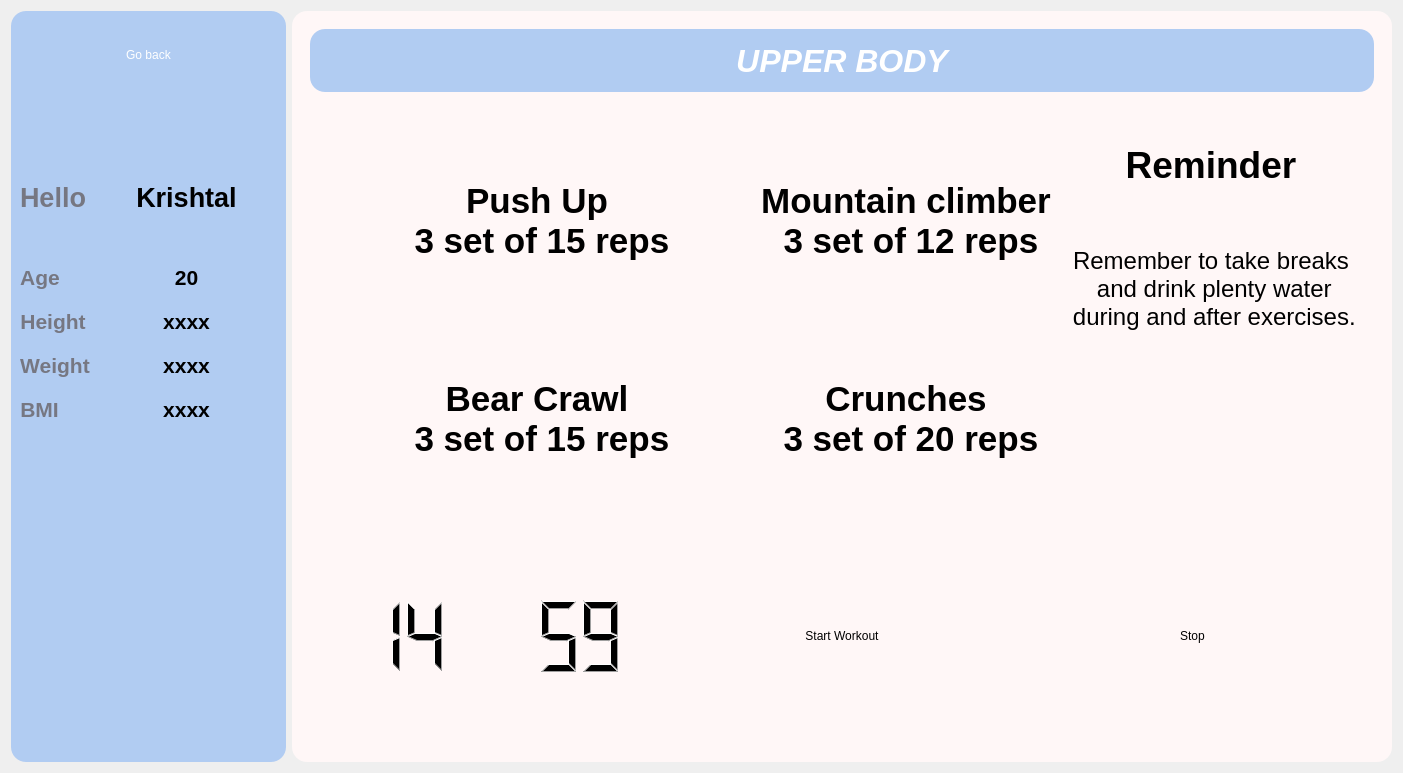
This is K/upper_body.ui in burr1to/kaizen as Qt 5 draws it before an edit. The edited form follows.
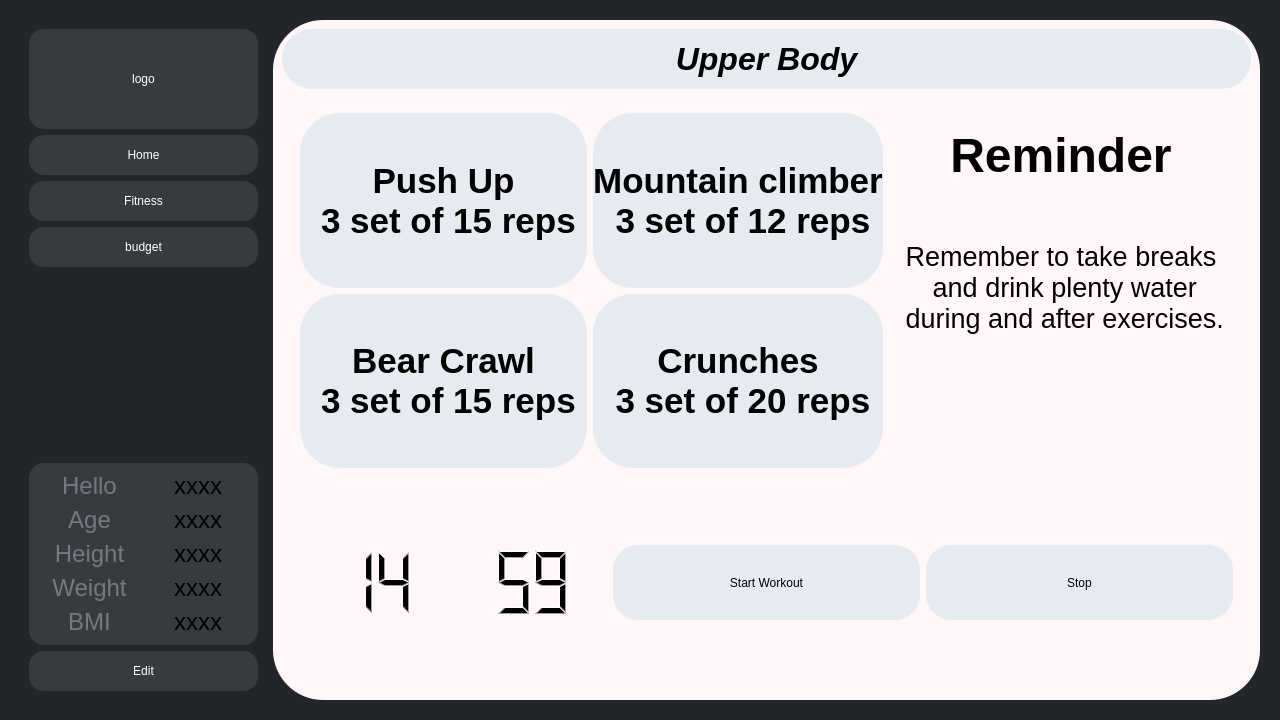
This is the edited form. Icons and pictures are not drawn.

Commit message: UI basics complete/ except krishna

Patch:
```diff
--- a/K/upper_body.ui
+++ b/K/upper_body.ui
@@ -6,14 +6,30 @@
    <rect>
     <x>0</x>
     <y>0</y>
-    <width>1403</width>
-    <height>773</height>
+    <width>1280</width>
+    <height>720</height>
    </rect>
   </property>
   <property name="windowTitle">
    <string>Dialog</string>
   </property>
-  <layout class="QHBoxLayout" name="horizontalLayout">
+  <property name="styleSheet">
+   <string notr="true">background-color:#22252a;</string>
+  </property>
+  <layout class="QVBoxLayout" name="verticalLayout_7">
+   <item>
+    <widget class="QFrame" name="frame_5">
+     <property name="styleSheet">
+      <string notr="true">background-color: rgb(34, 37, 42);
+border:0px;</string>
+     </property>
+     <property name="frameShape">
+      <enum>QFrame::StyledPanel</enum>
+     </property>
+     <property name="frameShadow">
+      <enum>QFrame::Raised</enum>
+     </property>
+     <layout class="QHBoxLayout" name="horizontalLayout_5">
    <item>
     <widget class="QFrame" name="frame">
      <property name="sizePolicy">
@@ -22,10 +38,16 @@
        <verstretch>0</verstretch>
       </sizepolicy>
      </property>
+        <property name="minimumSize">
+         <size>
+          <width>230</width>
+          <height>0</height>
+         </size>
+        </property>
      <property name="styleSheet">
-      <string notr="true">background-color:#B1ccf2;
-color: white;
-border-radius: 15px;</string>
+         <string notr="true">background-color:#22252a;
+border-radius: 15px;
+color: white;</string>
      </property>
      <property name="frameShape">
       <enum>QFrame::StyledPanel</enum>
@@ -33,48 +55,109 @@
      <property name="frameShadow">
       <enum>QFrame::Raised</enum>
      </property>
-     <layout class="QFormLayout" name="formLayout">
-      <item row="0" column="0" colspan="2">
-       <widget class="QPushButton" name="pushButton_goback">
-        <property name="sizePolicy">
-         <sizepolicy hsizetype="Preferred" vsizetype="Preferred">
-          <horstretch>0</horstretch>
-          <verstretch>0</verstretch>
-         </sizepolicy>
-        </property>
+        <layout class="QVBoxLayout" name="verticalLayout_4">
+         <item>
+          <widget class="QPushButton" name="pushButton_5">
+           <property name="minimumSize">
+            <size>
+             <width>0</width>
+             <height>100</height>
+            </size>
+           </property>
+           <property name="styleSheet">
+            <string notr="true">background-color: rgb(55, 59, 62);</string>
+           </property>
+           <property name="text">
+            <string>logo</string>
+           </property>
+          </widget>
+         </item>
+         <item>
+          <widget class="QPushButton" name="home">
         <property name="minimumSize">
          <size>
           <width>0</width>
-          <height>70</height>
+             <height>40</height>
          </size>
         </property>
         <property name="styleSheet">
-         <string notr="true">background: transparent;</string>
+            <string notr="true">background-color: rgb(55, 59, 62);</string>
         </property>
         <property name="text">
-         <string>Go back</string>
+            <string>Home</string>
         </property>
        </widget>
       </item>
-      <item row="1" column="0" colspan="2">
-       <spacer name="horizontalSpacer_5">
+         <item>
+          <widget class="QPushButton" name="pushButton_6">
+           <property name="minimumSize">
+            <size>
+             <width>0</width>
+             <height>40</height>
+            </size>
+           </property>
+           <property name="styleSheet">
+            <string notr="true">background-color: rgb(55, 59, 62);</string>
+           </property>
+           <property name="text">
+            <string>Fitness</string>
+           </property>
+          </widget>
+         </item>
+         <item>
+          <widget class="QPushButton" name="pushButton_7">
+           <property name="minimumSize">
+            <size>
+             <width>0</width>
+             <height>40</height>
+            </size>
+           </property>
+           <property name="styleSheet">
+            <string notr="true">background-color: rgb(55, 59, 62);</string>
+           </property>
+           <property name="text">
+            <string>budget</string>
+           </property>
+          </widget>
+         </item>
+         <item>
+          <spacer name="verticalSpacer">
         <property name="orientation">
-         <enum>Qt::Horizontal</enum>
+            <enum>Qt::Vertical</enum>
         </property>
         <property name="sizeHint" stdset="0">
          <size>
-          <width>40</width>
-          <height>80</height>
+             <width>20</width>
+             <height>149</height>
          </size>
         </property>
        </spacer>
       </item>
-      <item row="2" column="0">
+         <item>
+          <widget class="QFrame" name="frame_11">
+           <property name="styleSheet">
+            <string notr="true">font:24px;
+background-color: rgb(55, 59, 62);
+border radius:50px;</string>
+           </property>
+           <property name="frameShape">
+            <enum>QFrame::StyledPanel</enum>
+           </property>
+           <property name="frameShadow">
+            <enum>QFrame::Raised</enum>
+           </property>
+           <layout class="QVBoxLayout" name="verticalLayout_6">
+            <item>
+             <layout class="QVBoxLayout" name="verticalLayout_5">
+              <item>
+               <layout class="QHBoxLayout" name="horizontalLayout_7">
+                <item>
        <widget class="QLabel" name="label_6">
         <property name="font">
          <font>
-          <pointsize>20</pointsize>
-          <bold>true</bold>
+                    <pointsize>-1</pointsize>
+                    <italic>false</italic>
+                    <bold>false</bold>
          </font>
         </property>
         <property name="styleSheet">
@@ -88,45 +171,37 @@
         </property>
        </widget>
       </item>
-      <item row="2" column="1">
-       <widget class="QLabel" name="label_19">
+                <item>
+                 <widget class="QLabel" name="helloname">
         <property name="font">
          <font>
-          <pointsize>20</pointsize>
+                    <pointsize>-1</pointsize>
           <italic>false</italic>
-          <bold>true</bold>
+                    <bold>false</bold>
          </font>
         </property>
         <property name="styleSheet">
          <string notr="true">color : black;</string>
         </property>
         <property name="text">
-         <string>Krishtal</string>
+                   <string>xxxx</string>
         </property>
         <property name="alignment">
          <set>Qt::AlignCenter</set>
         </property>
        </widget>
       </item>
-      <item row="3" column="0" colspan="2">
-       <spacer name="horizontalSpacer">
-        <property name="orientation">
-         <enum>Qt::Horizontal</enum>
-        </property>
-        <property name="sizeHint" stdset="0">
-         <size>
-          <width>40</width>
-          <height>40</height>
-         </size>
-        </property>
-       </spacer>
-      </item>
-      <item row="4" column="0">
+               </layout>
+              </item>
+              <item>
+               <layout class="QHBoxLayout" name="horizontalLayout_11">
+                <item>
        <widget class="QLabel" name="label_2">
         <property name="font">
          <font>
-          <pointsize>16</pointsize>
-          <bold>true</bold>
+                    <pointsize>-1</pointsize>
+                    <italic>false</italic>
+                    <bold>false</bold>
          </font>
         </property>
         <property name="styleSheet">
@@ -140,45 +215,37 @@
         </property>
        </widget>
       </item>
-      <item row="4" column="1">
-       <widget class="QLabel" name="label_3">
+                <item>
+                 <widget class="QLabel" name="age">
         <property name="font">
          <font>
-          <pointsize>16</pointsize>
+                    <pointsize>-1</pointsize>
           <italic>false</italic>
-          <bold>true</bold>
+                    <bold>false</bold>
          </font>
         </property>
         <property name="styleSheet">
          <string notr="true">color : black;</string>
         </property>
         <property name="text">
-         <string>20</string>
+                   <string>xxxx</string>
         </property>
         <property name="alignment">
          <set>Qt::AlignCenter</set>
         </property>
        </widget>
       </item>
-      <item row="5" column="0" colspan="2">
-       <spacer name="horizontalSpacer_2">
-        <property name="orientation">
-         <enum>Qt::Horizontal</enum>
-        </property>
-        <property name="sizeHint" stdset="0">
-         <size>
-          <width>40</width>
-          <height>7</height>
-         </size>
-        </property>
-       </spacer>
-      </item>
-      <item row="6" column="0">
+               </layout>
+              </item>
+              <item>
+               <layout class="QHBoxLayout" name="horizontalLayout_10">
+                <item>
        <widget class="QLabel" name="label_4">
         <property name="font">
          <font>
-          <pointsize>16</pointsize>
-          <bold>true</bold>
+                    <pointsize>-1</pointsize>
+                    <italic>false</italic>
+                    <bold>false</bold>
          </font>
         </property>
         <property name="styleSheet">
@@ -192,13 +259,13 @@
         </property>
        </widget>
       </item>
-      <item row="6" column="1">
-       <widget class="QLabel" name="label_5">
+                <item>
+                 <widget class="QLabel" name="height">
         <property name="font">
          <font>
-          <pointsize>16</pointsize>
+                    <pointsize>-1</pointsize>
           <italic>false</italic>
-          <bold>true</bold>
+                    <bold>false</bold>
          </font>
         </property>
         <property name="styleSheet">
@@ -212,25 +279,17 @@
         </property>
        </widget>
       </item>
-      <item row="7" column="0" colspan="2">
-       <spacer name="horizontalSpacer_3">
-        <property name="orientation">
-         <enum>Qt::Horizontal</enum>
-        </property>
-        <property name="sizeHint" stdset="0">
-         <size>
-          <width>40</width>
-          <height>7</height>
-         </size>
-        </property>
-       </spacer>
-      </item>
-      <item row="8" column="0">
+               </layout>
+              </item>
+              <item>
+               <layout class="QHBoxLayout" name="horizontalLayout_9">
+                <item>
        <widget class="QLabel" name="label_7">
         <property name="font">
          <font>
-          <pointsize>16</pointsize>
-          <bold>true</bold>
+                    <pointsize>-1</pointsize>
+                    <italic>false</italic>
+                    <bold>false</bold>
          </font>
         </property>
         <property name="styleSheet">
@@ -244,13 +303,13 @@
         </property>
        </widget>
       </item>
-      <item row="8" column="1">
-       <widget class="QLabel" name="label_8">
+                <item>
+                 <widget class="QLabel" name="weight">
         <property name="font">
          <font>
-          <pointsize>16</pointsize>
+                    <pointsize>-1</pointsize>
           <italic>false</italic>
-          <bold>true</bold>
+                    <bold>false</bold>
          </font>
         </property>
         <property name="styleSheet">
@@ -264,25 +323,17 @@
         </property>
        </widget>
       </item>
-      <item row="9" column="0" colspan="2">
-       <spacer name="horizontalSpacer_4">
-        <property name="orientation">
-         <enum>Qt::Horizontal</enum>
-        </property>
-        <property name="sizeHint" stdset="0">
-         <size>
-          <width>40</width>
-          <height>7</height>
-         </size>
-        </property>
-       </spacer>
-      </item>
-      <item row="10" column="0">
+               </layout>
+              </item>
+              <item>
+               <layout class="QHBoxLayout" name="horizontalLayout_8">
+                <item>
        <widget class="QLabel" name="label_9">
         <property name="font">
          <font>
-          <pointsize>16</pointsize>
-          <bold>true</bold>
+                    <pointsize>-1</pointsize>
+                    <italic>false</italic>
+                    <bold>false</bold>
          </font>
         </property>
         <property name="styleSheet">
@@ -296,13 +347,13 @@
         </property>
        </widget>
       </item>
-      <item row="10" column="1">
-       <widget class="QLabel" name="label_10">
+                <item>
+                 <widget class="QLabel" name="bmi">
         <property name="font">
          <font>
-          <pointsize>16</pointsize>
+                    <pointsize>-1</pointsize>
           <italic>false</italic>
-          <bold>true</bold>
+                    <bold>false</bold>
          </font>
         </property>
         <property name="styleSheet">
@@ -316,13 +367,27 @@
         </property>
        </widget>
       </item>
-      <item row="11" column="0" colspan="2">
-       <widget class="QFrame" name="frame_5">
-        <property name="frameShape">
-         <enum>QFrame::StyledPanel</enum>
-        </property>
-        <property name="frameShadow">
-         <enum>QFrame::Raised</enum>
+               </layout>
+              </item>
+             </layout>
+            </item>
+           </layout>
+          </widget>
+         </item>
+         <item>
+          <widget class="QPushButton" name="editstuff">
+           <property name="minimumSize">
+            <size>
+             <width>0</width>
+             <height>40</height>
+            </size>
+           </property>
+           <property name="styleSheet">
+            <string notr="true">background-color: rgb(55, 59, 62);
+border radius:40px;</string>
+           </property>
+           <property name="text">
+            <string>Edit</string>
         </property>
        </widget>
       </item>
@@ -339,7 +404,8 @@
      </property>
      <property name="styleSheet">
       <string notr="true">background-color:rgb(255, 247, 247);
-border-radius:15px;</string>
+border-radius:50px;
+color:black;</string>
      </property>
      <property name="frameShape">
       <enum>QFrame::StyledPanel</enum>
@@ -347,18 +413,15 @@
      <property name="frameShadow">
       <enum>QFrame::Raised</enum>
      </property>
-     <layout class="QVBoxLayout" name="verticalLayout" stretch="1,8">
-      <item>
-       <widget class="QFrame" name="frame_3">
-        <property name="frameShape">
-         <enum>QFrame::StyledPanel</enum>
-        </property>
-        <property name="frameShadow">
-         <enum>QFrame::Raised</enum>
-        </property>
-        <layout class="QHBoxLayout" name="horizontalLayout_2">
+        <layout class="QVBoxLayout" name="verticalLayout" stretch="0,8">
          <item>
           <widget class="QLabel" name="label">
+           <property name="minimumSize">
+            <size>
+             <width>0</width>
+             <height>60</height>
+            </size>
+           </property>
            <property name="font">
             <font>
              <pointsize>24</pointsize>
@@ -367,18 +430,16 @@
             </font>
            </property>
            <property name="styleSheet">
-            <string notr="true">background-color:#B1ccf2;
-color: white;</string>
+            <string notr="true">background-color:#e6ebf1;
+border-radius:30px;
+color: black;</string>
            </property>
            <property name="text">
-            <string>UPPER BODY</string>
+            <string>Upper Body</string>
            </property>
            <property name="alignment">
             <set>Qt::AlignCenter</set>
            </property>
-          </widget>
-         </item>
-        </layout>
        </widget>
       </item>
       <item>
@@ -415,10 +476,12 @@
               </property>
               <property name="styleSheet">
                <string notr="true">#pushButton{
-border-image: url(:/images/src_images/push_up.png);}
-
-#pushButton:hover{font-size: 48px; 
-color: #3d4653;}</string>
+background-color:#e6ebf1;
+border-radius:40px;
+}
+#pushButton:hover{
+font-size: 48px;
+color: #727a7c;}</string>
               </property>
               <property name="text">
                <string>Push Up 
@@ -426,6 +489,64 @@
               </property>
              </widget>
             </item>
+               <item row="1" column="1">
+                <widget class="QPushButton" name="pushButton_4">
+                 <property name="sizePolicy">
+                  <sizepolicy hsizetype="Preferred" vsizetype="Preferred">
+                   <horstretch>0</horstretch>
+                   <verstretch>0</verstretch>
+                  </sizepolicy>
+                 </property>
+                 <property name="font">
+                  <font>
+                   <pointsize>26</pointsize>
+                   <bold>true</bold>
+                  </font>
+                 </property>
+                 <property name="styleSheet">
+                  <string notr="true">#pushButton_4{
+background-color:#e6ebf1;
+border-radius:40px;
+}
+#pushButton_4:hover{
+font-size: 48px;
+color: #727a7c;}</string>
+                 </property>
+                 <property name="text">
+                  <string>Crunches 
+ 3 set of 20 reps</string>
+                 </property>
+                </widget>
+               </item>
+               <item row="1" column="0">
+                <widget class="QPushButton" name="pushButton_2">
+                 <property name="sizePolicy">
+                  <sizepolicy hsizetype="Preferred" vsizetype="Preferred">
+                   <horstretch>0</horstretch>
+                   <verstretch>0</verstretch>
+                  </sizepolicy>
+                 </property>
+                 <property name="font">
+                  <font>
+                   <pointsize>26</pointsize>
+                   <bold>true</bold>
+                  </font>
+                 </property>
+                 <property name="styleSheet">
+                  <string notr="true">#pushButton_2{
+background-color:#e6ebf1;
+border-radius:40px;
+}
+#pushButton_2:hover{
+font-size: 48px;
+color: #727a7c;}</string>
+                 </property>
+                 <property name="text">
+                  <string>Bear Crawl 
+ 3 set of 15 reps</string>
+                 </property>
+                </widget>
+               </item>
             <item row="0" column="2" rowspan="2">
              <widget class="QFrame" name="frame_8">
               <property name="frameShape">
@@ -434,12 +555,12 @@
               <property name="frameShadow">
                <enum>QFrame::Raised</enum>
               </property>
-              <layout class="QVBoxLayout" name="verticalLayout_3" stretch="1,5">
+                 <layout class="QVBoxLayout" name="verticalLayout_3" stretch="1,4">
                <item>
                 <widget class="QLabel" name="label_11">
                  <property name="font">
                   <font>
-                   <pointsize>28</pointsize>
+                      <pointsize>36</pointsize>
                    <bold>true</bold>
                   </font>
                  </property>
@@ -455,7 +576,8 @@
                 <widget class="QLabel" name="label_12">
                  <property name="font">
                   <font>
-                   <pointsize>18</pointsize>
+                      <pointsize>20</pointsize>
+                      <bold>false</bold>
                   </font>
                  </property>
                  <property name="styleSheet">
@@ -474,32 +596,6 @@
               </layout>
              </widget>
             </item>
-            <item row="1" column="0">
-             <widget class="QPushButton" name="pushButton_2">
-              <property name="sizePolicy">
-               <sizepolicy hsizetype="Preferred" vsizetype="Preferred">
-                <horstretch>0</horstretch>
-                <verstretch>0</verstretch>
-               </sizepolicy>
-              </property>
-              <property name="font">
-               <font>
-                <pointsize>26</pointsize>
-                <bold>true</bold>
-               </font>
-              </property>
-              <property name="styleSheet">
-               <string notr="true">#pushButton_2{
-border-image: url(:/images/src_images/bear crawl.png);}
-#pushButton_2:hover{font-size: 48px; 
-color: #3d4653;}</string>
-              </property>
-              <property name="text">
-               <string>Bear Crawl 
- 3 set of 15 reps</string>
-              </property>
-             </widget>
-            </item>
             <item row="0" column="1">
              <widget class="QPushButton" name="pushButton_3">
               <property name="sizePolicy">
@@ -516,9 +612,12 @@
               </property>
               <property name="styleSheet">
                <string notr="true">#pushButton_3{
-border-image: url(:/images/src_images/mountain climber.png);}
-#pushButton_3:hover{font-size: 48px; 
-color: #3d4653;}</string>
+background-color:#e6ebf1;
+border-radius:40px;
+}
+#pushButton_3:hover{
+font-size: 48px;
+color: #727a7c;}</string>
               </property>
               <property name="text">
                <string>Mountain climber 
@@ -526,32 +625,6 @@
               </property>
              </widget>
             </item>
-            <item row="1" column="1">
-             <widget class="QPushButton" name="pushButton_4">
-              <property name="sizePolicy">
-               <sizepolicy hsizetype="Preferred" vsizetype="Preferred">
-                <horstretch>0</horstretch>
-                <verstretch>0</verstretch>
-               </sizepolicy>
-              </property>
-              <property name="font">
-               <font>
-                <pointsize>26</pointsize>
-                <bold>true</bold>
-               </font>
-              </property>
-              <property name="styleSheet">
-               <string notr="true">#pushButton_4{
-border-image: url(:/images/src_images/crunches.png);}
-#pushButton_4:hover{font-size: 48px; 
-color: #3d4653;}</string>
-              </property>
-              <property name="text">
-               <string>Crunches 
- 3 set of 20 reps</string>
-              </property>
-             </widget>
-            </item>
            </layout>
           </widget>
          </item>
@@ -567,6 +640,9 @@
          </item>
          <item>
           <widget class="QFrame" name="frame_7">
+              <property name="styleSheet">
+               <string notr="true"/>
+              </property>
            <property name="frameShape">
             <enum>QFrame::StyledPanel</enum>
            </property>
@@ -606,19 +682,37 @@
                 <verstretch>0</verstretch>
                </sizepolicy>
               </property>
+                 <property name="styleSheet">
+                  <string notr="true">#pushButton_start_workout{
+background-color:#e6ebf1;
+border-radius:25px;
+}
+#pushButton_start_workout:hover{
+font-size: 48px;
+color: #727a7c;}</string>
+                 </property>
               <property name="text">
                <string>Start Workout</string>
               </property>
              </widget>
             </item>
             <item>
-             <widget class="QPushButton" name="pushButton_stop">
+                <widget class="QPushButton" name="pushButton_stop_timer">
               <property name="sizePolicy">
                <sizepolicy hsizetype="Preferred" vsizetype="Preferred">
                 <horstretch>0</horstretch>
                 <verstretch>0</verstretch>
                </sizepolicy>
               </property>
+                 <property name="styleSheet">
+                  <string notr="true">#pushButton_stop_timer{
+background-color:#e6ebf1;
+border-radius:25px;
+}
+#pushButton_stop_workout:timer{
+font-size: 48px;
+color: #727a7c;}</string>
+                 </property>
               <property name="text">
                <string>Stop</string>
               </property>
@@ -635,6 +729,9 @@
            <property name="frameShadow">
             <enum>QFrame::Raised</enum>
            </property>
+             </widget>
+            </item>
+           </layout>
           </widget>
          </item>
         </layout>
```
Lines whose indentation alone changed are shown as unchanged. The commit also changes 7 other files.
